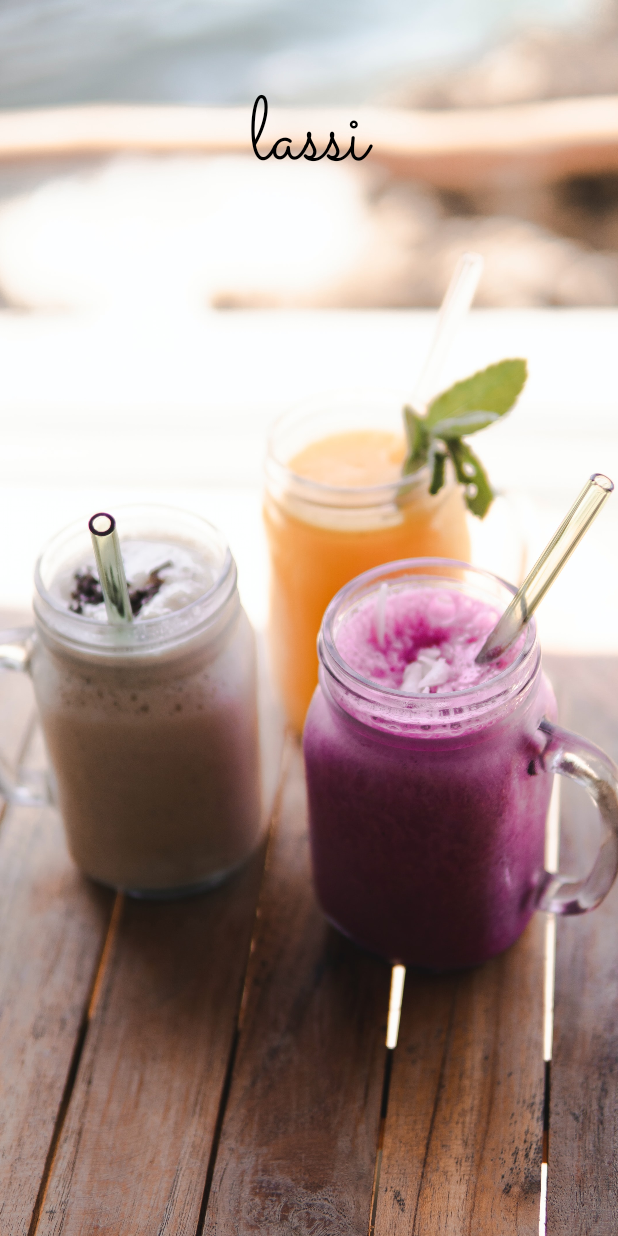
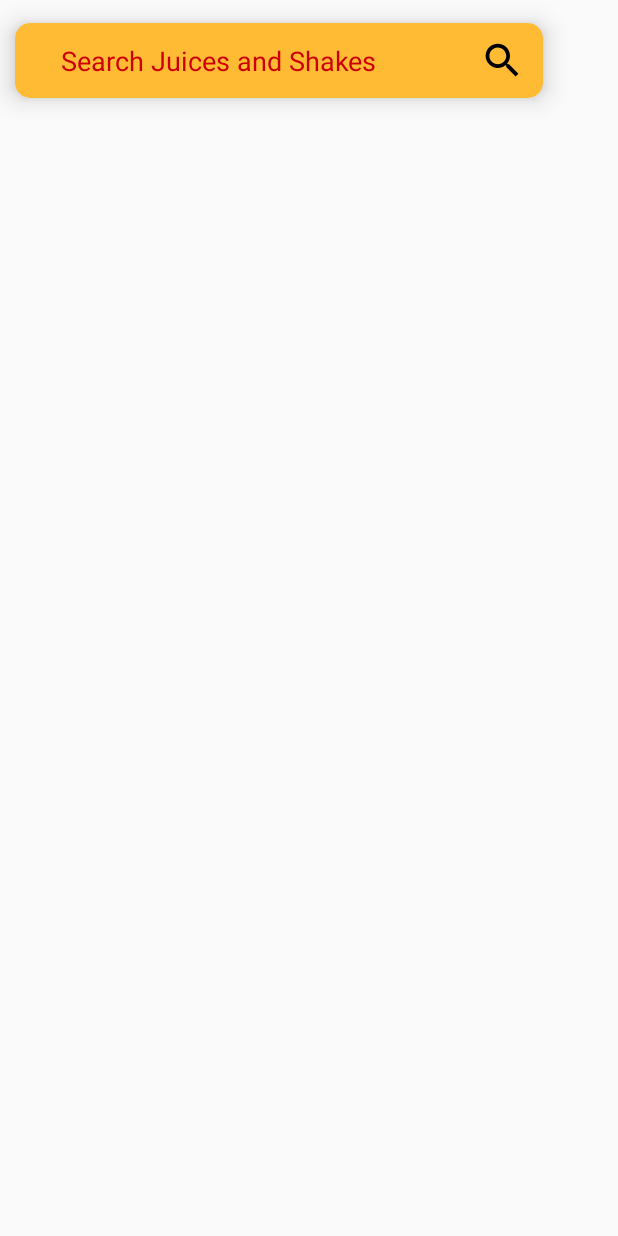
Before and after one commit to manishpandeyvp/lemon-squeeze, an Android app: the screen it shows after launch (SplashScreenActivity before the commit, MainActivity after it), on a phone screen of 412 x 824 dp. Run offline under Robolectric (Android 15) with nearby library versions, the light colour scheme and no system bars.

Commit message:
Third Commit

```diff
--- a/app/build.gradle
+++ b/app/build.gradle
@@ -34,4 +34,5 @@ dependencies {
     testImplementation 'junit:junit:4.12'
     androidTestImplementation 'androidx.test.ext:junit:1.1.2'
     androidTestImplementation 'androidx.test.espresso:espresso-core:3.3.0'
+    implementation 'androidx.cardview:cardview:1.0.0'
 }
--- a/app/src/main/AndroidManifest.xml
+++ b/app/src/main/AndroidManifest.xml
@@ -18,9 +18,9 @@
                 <category android:name="android.intent.category.LAUNCHER" />
             </intent-filter>
         </activity>
-        <activity android:name=".MainActivity">
-
-        </activity>
+        <activity android:name=".MainActivity"
+            android:screenOrientation="portrait"
+            android:theme="@style/AppTheme.NoActionBar"/>
     </application>
 
 </manifest>
--- a/app/src/main/java/com/example/lassi/SplashScreenActivity.kt
+++ b/app/src/main/java/com/example/lassi/SplashScreenActivity.kt
@@ -1,8 +1,10 @@
 package com.example.lassi
 
+import android.content.Intent
 import android.graphics.Typeface
 import androidx.appcompat.app.AppCompatActivity
 import android.os.Bundle
+import android.os.Handler
 import android.view.WindowManager
 import kotlinx.android.synthetic.main.activity_splash_screen.*
 
@@ -19,5 +21,9 @@ class SplashScreenActivity : AppCompatActivity() {
 
         val typeFace : Typeface = Typeface.createFromAsset(assets, "Sacramento-Regular.ttf")
         tv_app_name.typeface = typeFace
+
+        Handler().postDelayed({
+            startActivity(Intent(this,MainActivity::class.java))
+        }, 1500)
     }
 }
--- /dev/null
+++ b/app/src/main/res/drawable/custom_cursor.xml
@@ -0,0 +1,5 @@
+<?xml version="1.0" encoding="utf-8"?>
+<shape xmlns:android="http://schemas.android.com/apk/res/android">
+    <size android:width="2dp" />
+    <solid android:color="#000000"  />
+</shape>
--- /dev/null
+++ b/app/src/main/res/drawable/ic_search_black_24dp.xml
@@ -0,0 +1,9 @@
+<vector xmlns:android="http://schemas.android.com/apk/res/android"
+        android:width="24dp"
+        android:height="24dp"
+        android:viewportWidth="24.0"
+        android:viewportHeight="24.0">
+    <path
+        android:fillColor="#FF000000"
+        android:pathData="M15.5,14h-0.79l-0.28,-0.27C15.41,12.59 16,11.11 16,9.5 16,5.91 13.09,3 9.5,3S3,5.91 3,9.5 5.91,16 9.5,16c1.61,0 3.09,-0.59 4.23,-1.57l0.27,0.28v0.79l5,4.99L20.49,19l-4.99,-5zM9.5,14C7.01,14 5,11.99 5,9.5S7.01,5 9.5,5 14,7.01 14,9.5 11.99,14 9.5,14z"/>
+</vector>
--- a/app/src/main/res/layout/activity_main.xml
+++ b/app/src/main/res/layout/activity_main.xml
@@ -7,13 +7,49 @@
     android:orientation="vertical"
     tools:context=".MainActivity">
 
-    <TextView
-        android:layout_width="wrap_content"
-        android:layout_height="wrap_content"
-        android:text="Hello World!"
-        app:layout_constraintBottom_toBottomOf="parent"
-        app:layout_constraintLeft_toLeftOf="parent"
-        app:layout_constraintRight_toRightOf="parent"
-        app:layout_constraintTop_toTopOf="parent" />
+    <androidx.cardview.widget.CardView
+        android:layout_width="match_parent"
+        android:layout_height="50dp"
+        app:cardCornerRadius="10dp"
+        android:background="@android:color/holo_orange_light"
+        app:cardBackgroundColor="@android:color/holo_orange_light"
+        android:layout_marginStart="10dp"
+        android:layout_marginTop="15dp"
+        app:cardElevation="10dp"
+        android:layout_marginEnd="50dp"
+        tools:layout_editor_absoluteX="30dp">
+
+        <LinearLayout
+            android:layout_width="match_parent"
+            android:layout_height="match_parent"
+            android:orientation="horizontal"
+            android:gravity="center_vertical">
+
+            <EditText
+                android:layout_width="0dp"
+                android:layout_weight="1"
+                android:layout_height="50dp"
+                android:layout_marginStart="15dp"
+                android:fadeScrollbars="false"
+                android:gravity="left|center_vertical"
+                android:hint="Search Juices and Shakes"
+                android:textCursorDrawable="@drawable/custom_cursor"
+                android:textColorHint="@android:color/holo_red_dark"
+                android:background="@android:color/transparent"
+                android:inputType="text"
+                android:paddingStart="15dp"
+                android:paddingLeft="15dp" />
+
+            <ImageView
+                android:layout_width="30dp"
+                android:layout_height="30dp"
+                android:layout_marginEnd="12dp"
+                android:layout_marginStart="7dp"
+                android:src="@drawable/ic_search_black_24dp"/>
+
+        </LinearLayout>
+    </androidx.cardview.widget.CardView>
+
+
 
 </LinearLayout>
--- a/app/src/main/res/layout/activity_splash_screen.xml
+++ b/app/src/main/res/layout/activity_splash_screen.xml
@@ -17,8 +17,8 @@
         android:layout_width="match_parent"
         android:layout_height="wrap_content"
         android:text="lassi"
-        android:textSize="60sp"
-        android:layout_marginTop="50dp"
+        android:textSize="90sp"
+        android:layout_marginTop="90dp"
         android:gravity="center_horizontal"
         android:textColor="@android:color/black"/>
 
```
